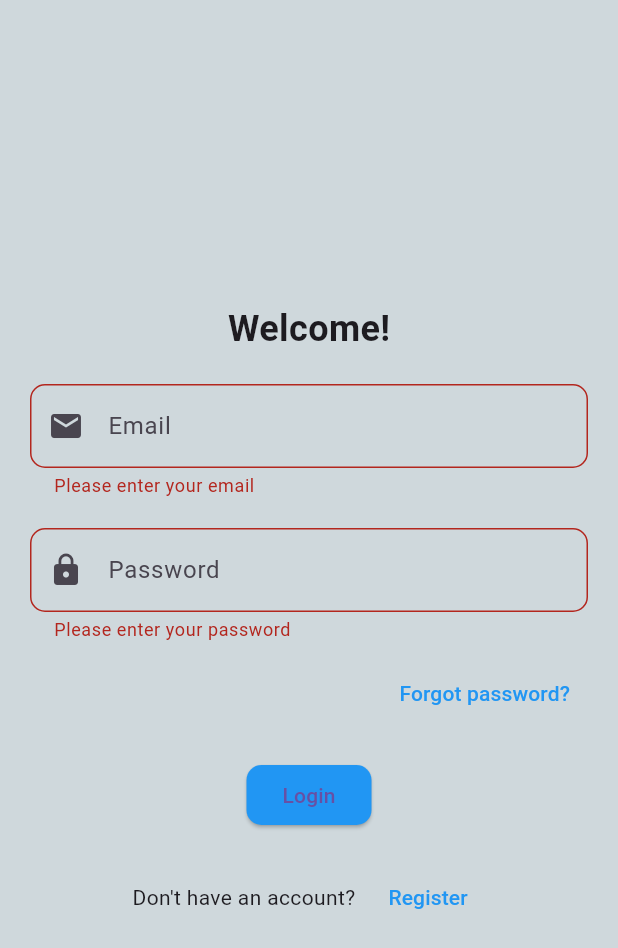
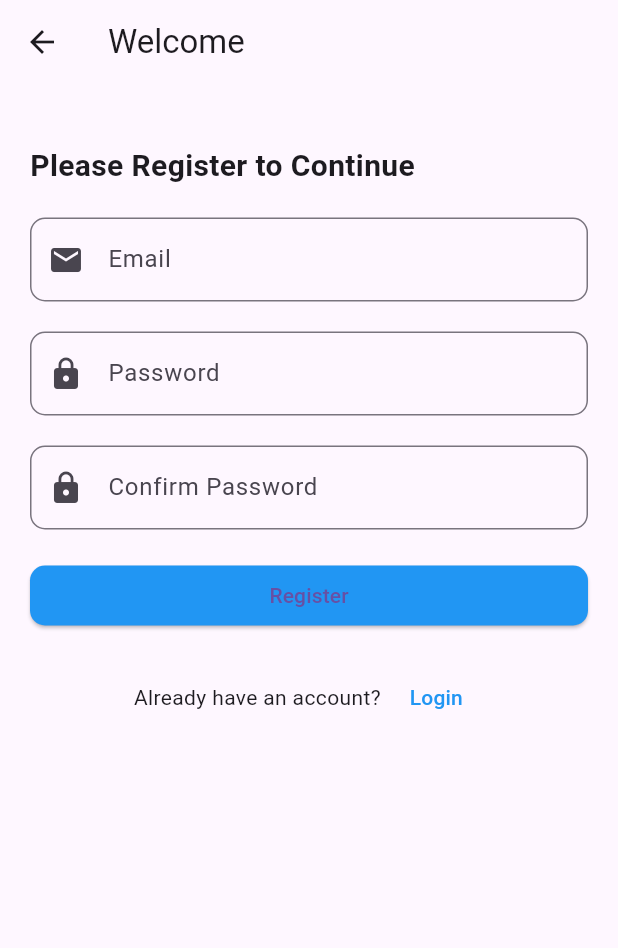
Before and after one commit to myyyh03/Soft-2-Project, a Flutter app: the LoginPage screen opened directly, after a tap on "Login", after a tap on "Register", on a phone screen of 412 x 824 dp. Shown: the top 948 px of the screen. Run offline on Flutter 3.47's test engine with Material 3 defaults, Android fonts, the phone set to English and light mode, and no system bars.

Commit message:
Activated two Buttons

```diff
--- a/lib/login_page.dart
+++ b/lib/login_page.dart
@@ -2,6 +2,8 @@ import 'package:flutter/material.dart';
 
 // You might need to import this for navigation
 import 'package:flutter/services.dart';
+
+import 'register_page.dart';
 
 void main() {
   runApp(MyApp());
@@ -108,7 +110,8 @@ class _LoginPageState extends State<LoginPage> {
                   onPressed: () {
                     if (_formKey.currentState!.validate()) {
                       // Handle login button press after validation
-                      print('Login Button Pressed with Email: $_email, Password: $_password');
+                      print(
+                          'Login Button Pressed with Email: $_email, Password: $_password');
                       // You can now access the entered email and password for further processing
                     }
                   },
@@ -126,10 +129,14 @@ class _LoginPageState extends State<LoginPage> {
                   children: <Widget>[
                     Text('Don\'t have an account?'),
                     SizedBox(width: 10.0),
-                    TextButton( // Use TextButton for clickable text
+                    TextButton(
+                      // Use TextButton for clickable text
                       onPressed: () {
                         // Navigate to the register page
-                        Navigator.pushNamed(context, '/register'); // Assuming you have a register page with route name '/register'
+                        Navigator.push(
+                          context,
+                          MaterialPageRoute(builder: (context) => RegisterPage()),
+                        ); // Assuming you have a register page with route name '/register'
                       },
                       child: Text(
                         'Register',
--- a/lib/main.dart
+++ b/lib/main.dart
@@ -1,5 +1,7 @@
 import 'package:flutter/material.dart';
 import 'package:shopping_app/screens/HomeScreen.dart';
+
+import 'register_page.dart';
 
 void main() {
   runApp( MyApp());
@@ -10,7 +12,7 @@ void main() {
   Widget build(BuildContext context) {
     return  MaterialApp(
       debugShowCheckedModeBanner: false,
-      home: HomeScreen(),
+      home: RegisterPage(),
     );
   }
 }
```
Also changed, not shown: lib/register_page.dart (+11 -6 lines).
